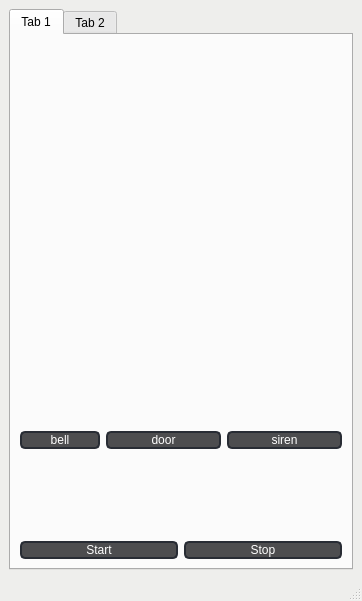
First picture: the form in Server/face-recognition/face_recognition.ui, repository miiiingi/VEDA_FinalProject, before the edit.
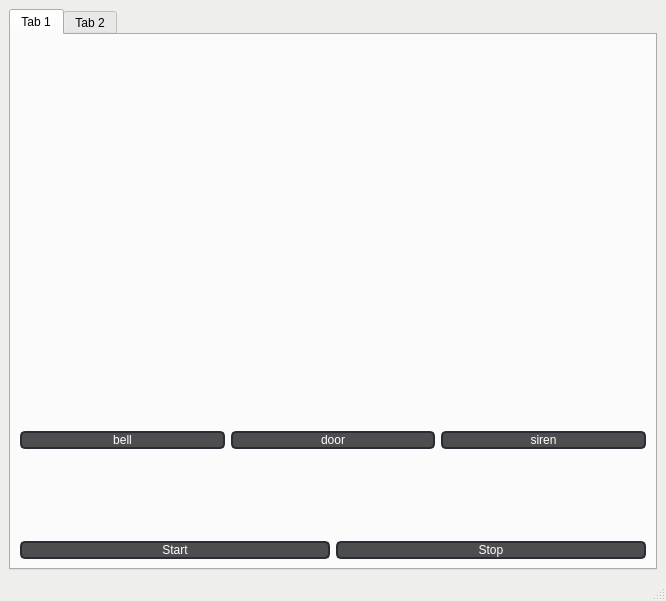
Second picture: the form after the edit.

Commit message: fix: 아이콘 크기 이상 수정(차선)

Diff of the .ui file:
```diff
--- a/Server/face-recognition/face_recognition.ui
+++ b/Server/face-recognition/face_recognition.ui
@@ -6,7 +6,7 @@
    <rect>
     <x>0</x>
     <y>0</y>
-    <width>362</width>
+    <width>666</width>
     <height>601</height>
    </rect>
   </property>
@@ -81,7 +81,7 @@
           <item>
            <widget class="QLabel" name="video_label">
             <property name="sizePolicy">
-             <sizepolicy hsizetype="Preferred" vsizetype="Fixed">
+             <sizepolicy hsizetype="Expanding" vsizetype="Fixed">
               <horstretch>0</horstretch>
               <verstretch>0</verstretch>
              </sizepolicy>
@@ -135,7 +135,7 @@
                 <item>
                  <widget class="QLabel" name="icon_bell">
                   <property name="sizePolicy">
-                   <sizepolicy hsizetype="Fixed" vsizetype="Fixed">
+                   <sizepolicy hsizetype="Preferred" vsizetype="Fixed">
                     <horstretch>0</horstretch>
                     <verstretch>0</verstretch>
                    </sizepolicy>
@@ -167,6 +167,12 @@
                 </item>
                 <item>
                  <widget class="QLabel" name="icon_door">
+                  <property name="sizePolicy">
+                   <sizepolicy hsizetype="Preferred" vsizetype="Fixed">
+                    <horstretch>0</horstretch>
+                    <verstretch>0</verstretch>
+                   </sizepolicy>
+                  </property>
                   <property name="minimumSize">
                    <size>
                     <width>80</width>
@@ -195,7 +201,7 @@
                 <item>
                  <widget class="QLabel" name="icon_siren">
                   <property name="sizePolicy">
-                   <sizepolicy hsizetype="Preferred" vsizetype="Preferred">
+                   <sizepolicy hsizetype="Preferred" vsizetype="Fixed">
                     <horstretch>0</horstretch>
                     <verstretch>0</verstretch>
                    </sizepolicy>
@@ -222,6 +228,12 @@
              <layout class="QHBoxLayout" name="buttonLayout">
               <item>
                <widget class="QPushButton" name="start_button">
+                <property name="sizePolicy">
+                 <sizepolicy hsizetype="Preferred" vsizetype="Fixed">
+                  <horstretch>0</horstretch>
+                  <verstretch>0</verstretch>
+                 </sizepolicy>
+                </property>
                 <property name="text">
                  <string>Start</string>
                 </property>
@@ -229,6 +241,12 @@
               </item>
               <item>
                <widget class="QPushButton" name="stop_button">
+                <property name="sizePolicy">
+                 <sizepolicy hsizetype="Preferred" vsizetype="Fixed">
+                  <horstretch>0</horstretch>
+                  <verstretch>0</verstretch>
+                 </sizepolicy>
+                </property>
                 <property name="text">
                  <string>Stop</string>
                 </property>
```
Left out of the diff: 5 changed lines with no effect on the pictures. The commit also changes 1 other file.
